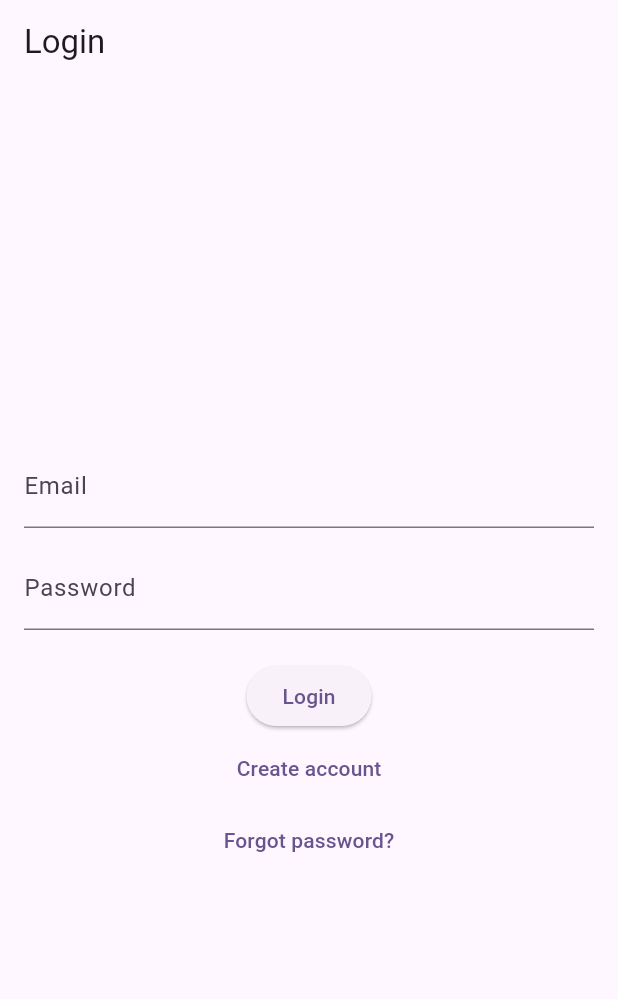
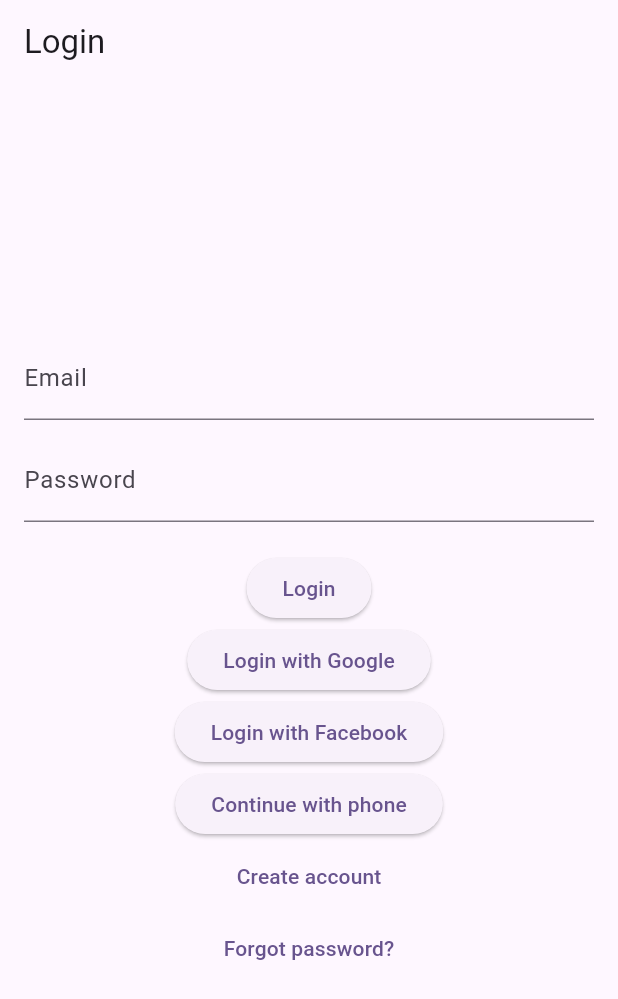
Before and after one commit to Vivek5kwt/bhk, a Flutter app: the screen it shows after launch, after a tap on "As a Customer", on a phone screen of 412 x 824 dp. Shown: the top 999 px of the screen. Run offline on Flutter 3.47's test engine with Material 3 defaults, Android fonts, the light colour scheme and no system bars; our stand-ins replace bloc, firebase_auth, firebase_core, flutter_bloc, go_router, google_sign_in; missing offline and left inert: flutter_facebook_auth; accounts and stored records are empty; network calls fail.

Commit message:
Add Firebase authentication with Google, Facebook and phone

```diff
--- a/lib/auth/bloc/auth_event.dart
+++ b/lib/auth/bloc/auth_event.dart
@@ -17,6 +17,21 @@ class PasswordResetRequested extends AuthEvent {
   PasswordResetRequested(this.email);
 }
 
+class GoogleLoginRequested extends AuthEvent {}
+
+class FacebookLoginRequested extends AuthEvent {}
+
+class PhoneLoginRequested extends AuthEvent {
+  final String phoneNumber;
+  PhoneLoginRequested(this.phoneNumber);
+}
+
+class VerifyPhoneCodeRequested extends AuthEvent {
+  final dynamic confirmationResult;
+  final String smsCode;
+  VerifyPhoneCodeRequested(this.confirmationResult, this.smsCode);
+}
+
 class LogoutRequested extends AuthEvent {}
 
 class DeleteAccountRequested extends AuthEvent {}
--- a/lib/auth/bloc/auth_state.dart
+++ b/lib/auth/bloc/auth_state.dart
@@ -13,3 +13,8 @@ class AuthFailure extends AuthState {
   final String error;
   AuthFailure(this.error);
 }
+
+class PhoneCodeSent extends AuthState {
+  final dynamic confirmationResult;
+  PhoneCodeSent(this.confirmationResult);
+}
--- a/lib/auth/login_screen.dart
+++ b/lib/auth/login_screen.dart
@@ -29,6 +29,8 @@ class _LoginScreenState extends State<LoginScreen> {
           } else if (state is AuthFailure) {
             ScaffoldMessenger.of(context)
                 .showSnackBar(SnackBar(content: Text(state.error)));
+          } else if (state is PhoneCodeSent) {
+            context.go('/otp', extra: state.confirmationResult);
           }
         },
         builder: (context, state) {
@@ -61,6 +63,22 @@ class _LoginScreenState extends State<LoginScreen> {
                       ? const CircularProgressIndicator()
                       : const Text('Login'),
                 ),
+                ElevatedButton(
+                  onPressed: () {
+                    context.read<AuthBloc>().add(GoogleLoginRequested());
+                  },
+                  child: const Text('Login with Google'),
+                ),
+                ElevatedButton(
+                  onPressed: () {
+                    context.read<AuthBloc>().add(FacebookLoginRequested());
+                  },
+                  child: const Text('Login with Facebook'),
+                ),
+                ElevatedButton(
+                  onPressed: () => context.go('/phone'),
+                  child: const Text('Continue with phone'),
+                ),
                 TextButton(
                   onPressed: () => context.go('/signup'),
                   child: const Text('Create account'),
--- a/lib/main.dart
+++ b/lib/main.dart
@@ -4,13 +4,21 @@
 import 'auth/login_screen.dart';
 import 'auth/signup_screen.dart';
 import 'auth/forgot_password_screen.dart';
+import 'auth/phone_number_screen.dart';
+import 'auth/otp_screen.dart';
 import 'auth/bloc/auth_bloc.dart';
 import 'api/auth_service.dart';
 import 'screens/splash_screen.dart';
 import 'screens/walkthrough_screen.dart';
 import 'screens/home_screen.dart';
+import 'package:firebase_core/firebase_core.dart';
+import 'firebase_options.dart';
 
-void main() {
+Future<void> main() async {
+  WidgetsFlutterBinding.ensureInitialized();
+  await Firebase.initializeApp(
+    options: DefaultFirebaseOptions.currentPlatform,
+  );
   runApp(const MyApp());
 }
 
@@ -24,6 +32,11 @@
       GoRoute(path: '/login', builder: (_, __) => const LoginScreen()),
       GoRoute(path: '/signup', builder: (_, __) => const SignupScreen()),
       GoRoute(path: '/forgot', builder: (_, __) => const ForgotPasswordScreen()),
+      GoRoute(path: '/phone', builder: (_, __) => const PhoneNumberScreen()),
+      GoRoute(
+        path: '/otp',
+        builder: (_, state) => OtpScreen(confirmationResult: state.extra),
+      ),
       GoRoute(path: '/home', builder: (_, __) => const HomeScreen()),
     ],
   );
--- a/pubspec.yaml
+++ b/pubspec.yaml
@@ -34,6 +34,10 @@ dependencies:
   flutter_bloc: ^8.1.3
   go_router: ^13.2.0
   dio: ^5.4.1
+  firebase_core: ^2.31.0
+  firebase_auth: ^4.17.0
+  google_sign_in: ^6.2.1
+  flutter_facebook_auth: ^6.0.3
 
 
 
```
Also changed, not shown: lib/api/auth_service.dart (+51 -22 lines), lib/auth/bloc/auth_bloc.dart (+44 -0 lines), lib/auth/otp_screen.dart (added, +62 -0 lines), lib/auth/phone_number_screen.dart (added, +59 -0 lines), lib/firebase_options.dart (added), 1 other file.
